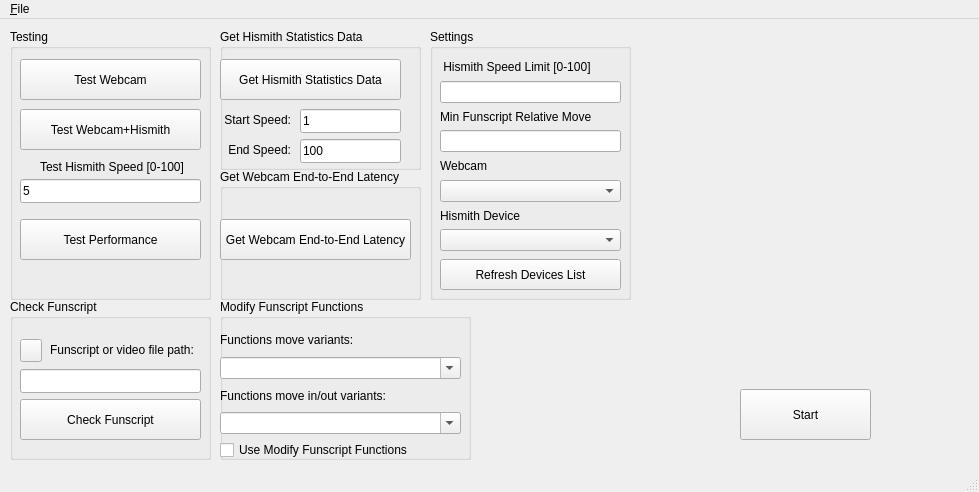
This is mainwindow.ui in samsmit362/HismithControl as Qt 5 draws it before an edit. The edited form follows.
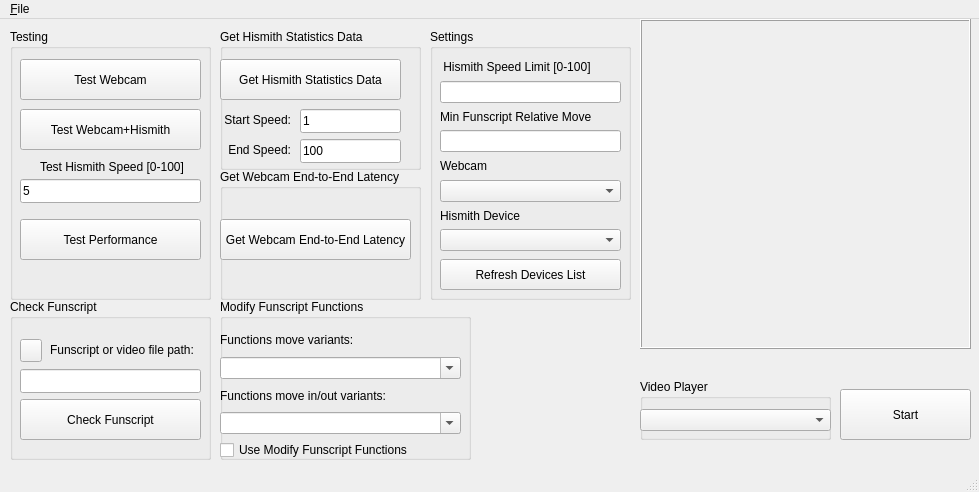
This is the edited form.

Commit message: Updated algorithm for get hismith position and added Random Video Player to support.

The edit to the form file:
```diff
--- a/mainwindow.ui
+++ b/mainwindow.ui
@@ -316,7 +316,7 @@
      </rect>
     </property>
     <property name="frameShape">
-     <enum>QFrame::NoFrame</enum>
+     <enum>QFrame::Box</enum>
     </property>
     <property name="frameShadow">
      <enum>QFrame::Raised</enum>
@@ -412,7 +412,7 @@
    <widget class="QPushButton" name="startButton">
     <property name="geometry">
      <rect>
-      <x>740</x>
+      <x>840</x>
       <y>370</y>
       <width>131</width>
       <height>51</height>
@@ -448,6 +448,29 @@
      </property>
     </widget>
    </widget>
+   <widget class="QGroupBox" name="groupBox_7">
+    <property name="geometry">
+     <rect>
+      <x>640</x>
+      <y>360</y>
+      <width>191</width>
+      <height>61</height>
+     </rect>
+    </property>
+    <property name="title">
+     <string>Video Player</string>
+    </property>
+    <widget class="QComboBox" name="videoPlayerType">
+     <property name="geometry">
+      <rect>
+       <x>0</x>
+       <y>30</y>
+       <width>191</width>
+       <height>22</height>
+      </rect>
+     </property>
+    </widget>
+   </widget>
   </widget>
   <widget class="QMenuBar" name="menubar">
    <property name="geometry">
```
The commit also changes 8 other files.
